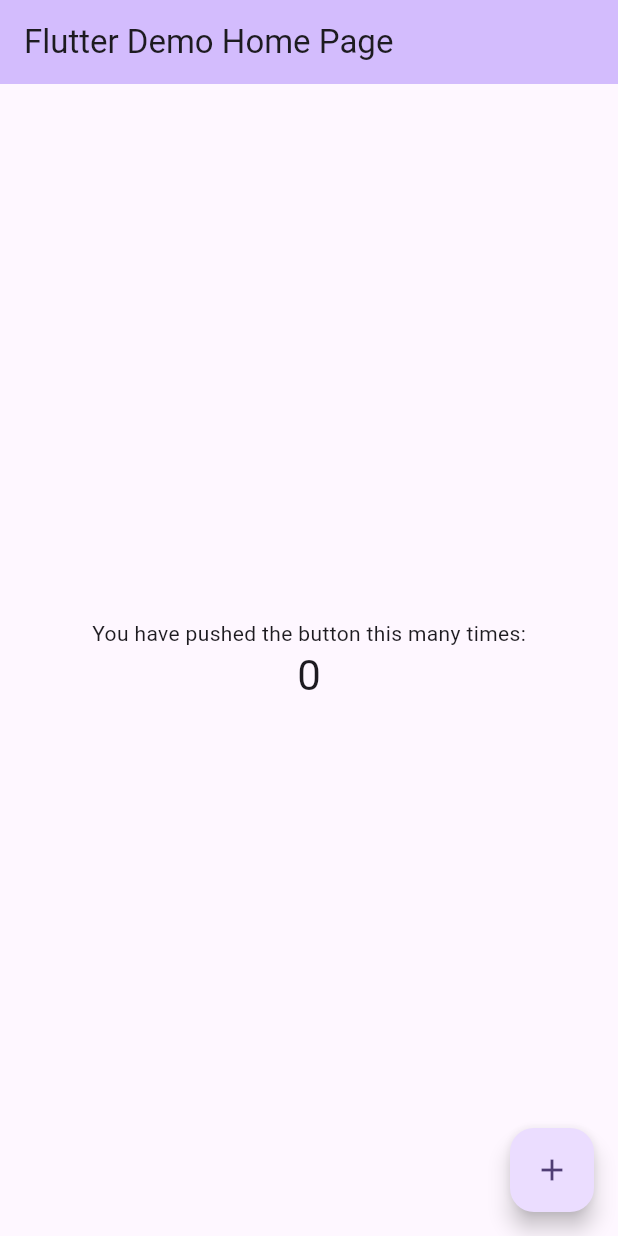
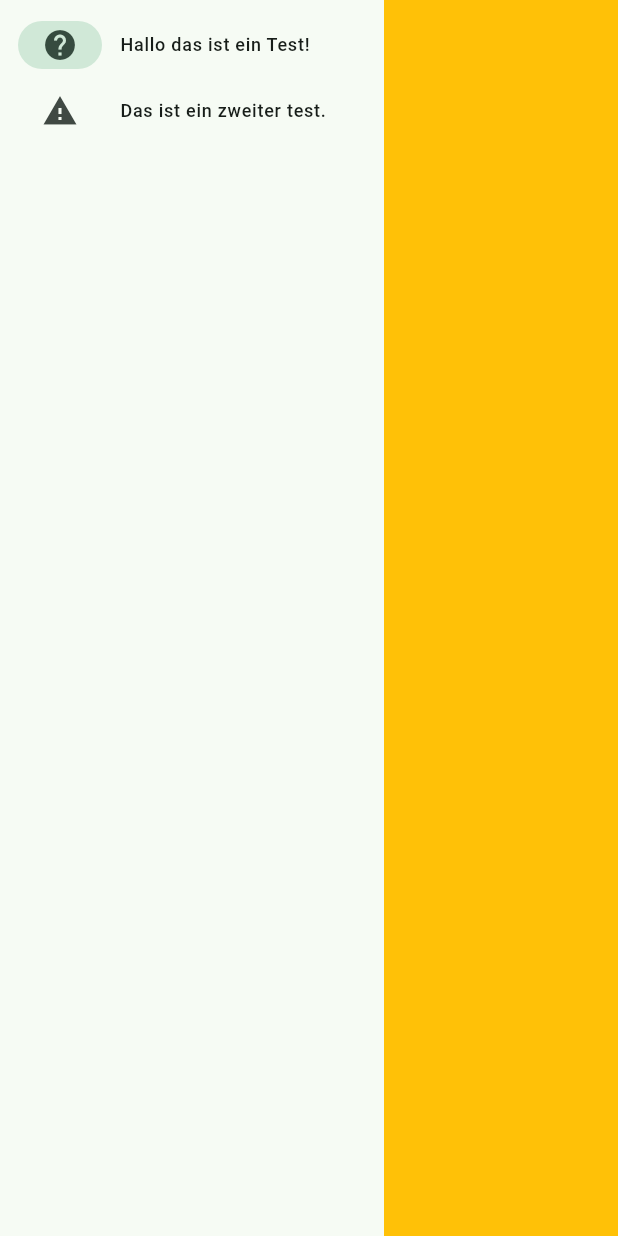
Before and after one commit to NIREKI/inventory_management_tool, a Flutter app: the screen it shows after launch, on a phone screen of 412 x 824 dp. Run offline on Flutter 3.47's test engine with Material 2 defaults, Android fonts, the phone set to English and light mode, and no system bars.

Commit message:
these changes are unrelated to the progress of the project. It's just for playing aroung with flutter.

```diff
--- a/lib/main.dart
+++ b/lib/main.dart
@@ -1,3 +1,5 @@
+import 'dart:async';
+
 import 'package:flutter/material.dart';
 
 void main() {
@@ -13,41 +15,16 @@
     return MaterialApp(
       title: 'Flutter Demo',
       theme: ThemeData(
-        // This is the theme of your application.
-        //
-        // TRY THIS: Try running your application with "flutter run". You'll see
-        // the application has a blue toolbar. Then, without quitting the app,
-        // try changing the seedColor in the colorScheme below to Colors.green
-        // and then invoke "hot reload" (save your changes or press the "hot
-        // reload" button in a Flutter-supported IDE, or press "r" if you used
-        // the command line to start the app).
-        //
-        // Notice that the counter didn't reset back to zero; the application
-        // state is not lost during the reload. To reset the state, use hot
-        // restart instead.
-        //
-        // This works for code too, not just values: Most code changes can be
-        // tested with just a hot reload.
-        colorScheme: ColorScheme.fromSeed(seedColor: Colors.deepPurple),
+        colorScheme: ColorScheme.fromSeed(seedColor: Colors.greenAccent),
         useMaterial3: true,
       ),
-      home: const MyHomePage(title: 'Flutter Demo Home Page'),
+      home: const MyHomePage(title: 'Test123'),
     );
   }
 }
 
 class MyHomePage extends StatefulWidget {
   const MyHomePage({super.key, required this.title});
-
-  // This widget is the home page of your application. It is stateful, meaning
-  // that it has a State object (defined below) that contains fields that affect
-  // how it looks.
-
-  // This class is the configuration for the state. It holds the values (in this
-  // case the title) provided by the parent (in this case the App widget) and
-  // used by the build method of the State. Fields in a Widget subclass are
-  // always marked "final".
-
   final String title;
 
   @override
@@ -55,71 +32,61 @@
 }
 
 class _MyHomePageState extends State<MyHomePage> {
-  int _counter = 0;
-
-  void _incrementCounter() {
-    setState(() {
-      // This call to setState tells the Flutter framework that something has
-      // changed in this State, which causes it to rerun the build method below
-      // so that the display can reflect the updated values. If we changed
-      // _counter without calling setState(), then the build method would not be
-      // called again, and so nothing would appear to happen.
-      _counter++;
-    });
-  }
-
   @override
   Widget build(BuildContext context) {
-    // This method is rerun every time setState is called, for instance as done
-    // by the _incrementCounter method above.
-    //
-    // The Flutter framework has been optimized to make rerunning build methods
-    // fast, so that you can just rebuild anything that needs updating rather
-    // than having to individually change instances of widgets.
     return Scaffold(
-      appBar: AppBar(
-        // TRY THIS: Try changing the color here to a specific color (to
-        // Colors.amber, perhaps?) and trigger a hot reload to see the AppBar
-        // change color while the other colors stay the same.
-        backgroundColor: Theme.of(context).colorScheme.inversePrimary,
-        // Here we take the value from the MyHomePage object that was created by
-        // the App.build method, and use it to set our appbar title.
-        title: Text(widget.title),
-      ),
-      body: Center(
-        // Center is a layout widget. It takes a single child and positions it
-        // in the middle of the parent.
-        child: Column(
-          // Column is also a layout widget. It takes a list of children and
-          // arranges them vertically. By default, it sizes itself to fit its
-          // children horizontally, and tries to be as tall as its parent.
-          //
-          // Column has various properties to control how it sizes itself and
-          // how it positions its children. Here we use mainAxisAlignment to
-          // center the children vertically; the main axis here is the vertical
-          // axis because Columns are vertical (the cross axis would be
-          // horizontal).
-          //
-          // TRY THIS: Invoke "debug painting" (choose the "Toggle Debug Paint"
-          // action in the IDE, or press "p" in the console), to see the
-          // wireframe for each widget.
-          mainAxisAlignment: MainAxisAlignment.center,
-          children: <Widget>[
-            const Text(
-              'You have pushed the button this many times:',
-            ),
-            Text(
-              '$_counter',
-              style: Theme.of(context).textTheme.headlineMedium,
-            ),
-          ],
-        ),
-      ),
-      floatingActionButton: FloatingActionButton(
-        onPressed: _incrementCounter,
-        tooltip: 'Increment',
-        child: const Icon(Icons.add),
-      ), // This trailing comma makes auto-formatting nicer for build methods.
+        backgroundColor: Colors.amber,
+        body: Row(children: [
+          SafeArea(
+            child: NavigationRail(
+                destinations: const [
+                  NavigationRailDestination(
+                    icon: Icon(Icons.help),
+                    label: Text("Hallo das ist ein Test!"),
+                  ),
+                  NavigationRailDestination(
+                      icon: Icon(Icons.warning),
+                      label: Text("Das ist ein zweiter test."))
+                ],
+                selectedIndex: 0,
+                extended: true,
+                onDestinationSelected: (value) {
+                  if (value == 1) {
+                    Navigator.push(context,
+                        MaterialPageRoute(builder: (context) => MyFirstPage()));
+                  }
+                }),
+          )
+        ]));
+  }
+}
+
+class MyFirstPage extends StatelessWidget {
+  @override
+  Widget build(BuildContext context) {
+    return Scaffold(
+      body: SafeArea(
+          child: Row(children: [
+        NavigationRail(
+            destinations: const [
+              NavigationRailDestination(
+                icon: Icon(Icons.help),
+                label: Text("Hallo das ist ein Test!"),
+              ),
+              NavigationRailDestination(
+                  icon: Icon(Icons.warning),
+                  label: Text("Das ist ein zweiter test."))
+            ],
+            selectedIndex: 0,
+            extended: true,
+            onDestinationSelected: (value) {
+              if (value == 1) {
+                Navigator.push(context,
+                    MaterialPageRoute(builder: (context) => MyFirstPage()));
+              }
+            }),
+        const Banner(message: "Hallo!", location: BannerLocation.topStart)
+      ])),
     );
   }
 }
```
